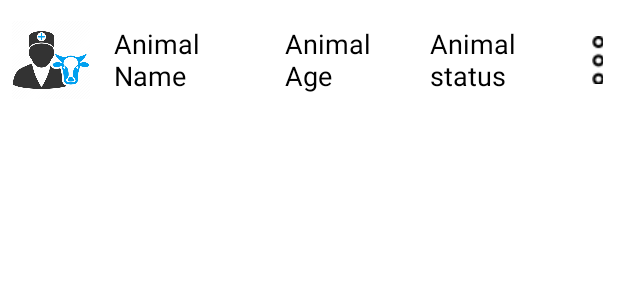
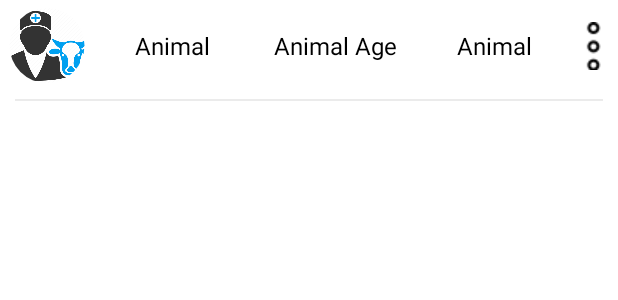
Before and after one commit to v-magiri/Animal-Care, an Android app: the layout animal_item_layout.xml on its own in the app's theme, with its tools: preview values and no code run, on a phone screen of 412 x 824 dp. Shown: the top 300 px of the screen. Run offline under Robolectric (Android 15) with nearby library versions, the phone set to English and light mode, and no system bars.

Commit message:
Fix Animal Listing

```diff
--- a/app/src/main/res/drawable/filter_background.xml
+++ b/app/src/main/res/drawable/filter_background.xml
@@ -1,7 +1,7 @@
 <?xml version="1.0" encoding="utf-8"?>
 <shape xmlns:android="http://schemas.android.com/apk/res/android">
     <corners
-        android:radius="6dp"/>
+        android:radius="8dp"/>
     <solid
         android:color="#73c2fb"/>
     <padding
--- a/app/src/main/res/layout/animal_item_layout.xml
+++ b/app/src/main/res/layout/animal_item_layout.xml
@@ -5,56 +5,78 @@
     <LinearLayout
         android:layout_width="match_parent"
         android:layout_height="wrap_content"
-        android:orientation="horizontal"
-        android:weightSum="5">
-        <ImageView
-            android:layout_width="80dp"
-            android:layout_height="80dp"
+        android:weightSum="5.7"
+        android:layout_marginVertical="5dp"
+        android:id="@+id/animalItemLayout"
+        android:orientation="horizontal">
+        <de.hdodenhof.circleimageview.CircleImageView
+            android:layout_width="0dp"
+            android:layout_height="50dp"
             android:layout_weight="1"
+            android:layout_marginEnd="8dp"
+            android:gravity="center"
+            android:layout_gravity="center|center_vertical"
             android:src="@drawable/ic_vet"
-            android:padding="8dp"
             android:id="@+id/animalImage"/>
         <TextView
-            android:layout_width="wrap_content"
+            android:layout_width="0dp"
             android:layout_height="wrap_content"
             android:id="@+id/animalNameTxt"
             android:textColor="@color/black"
-            android:layout_marginHorizontal="8dp"
-            android:layout_weight="1"
-            android:textSize="18sp"
+            android:layout_marginEnd="8dp"
+            android:layout_weight="1.4"
+            android:paddingVertical="8dp"
+            android:textAlignment="center"
+            android:lines="1"
+            android:textSize="16sp"
             android:text="Animal Name"
-            android:layout_gravity="center_vertical"/>
+            android:gravity="center"
+            android:layout_gravity="center_vertical" />
         <TextView
-            android:layout_width="wrap_content"
+            android:layout_width="0dp"
             android:layout_height="wrap_content"
             android:id="@+id/animalAge"
             android:textColor="@color/black"
-            android:layout_weight="1"
-            android:layout_marginHorizontal="8dp"
-            android:textSize="18sp"
+            android:layout_weight="1.8"
+            android:textAlignment="center"
+            android:maxLines="1"
+            android:layout_marginEnd="8dp"
+            android:paddingVertical="8dp"
+            android:textSize="16sp"
             android:text="Animal Age"
-            android:layout_gravity="center_vertical"/>
+            android:gravity="center"
+            android:layout_gravity="center|center_vertical"/>
         <TextView
-            android:layout_width="wrap_content"
+            android:layout_width="0dp"
             android:layout_height="wrap_content"
             android:id="@+id/animalStatus"
             android:textColor="@color/black"
-            android:layout_weight="1"
-            android:layout_marginHorizontal="8dp"
-            android:textSize="18sp"
+            android:layout_weight="1.3"
+            android:maxLines="1"
+            android:paddingVertical="8dp"
+            android:layout_marginEnd="8dp"
+            android:textAlignment="center"
+            android:textSize="16sp"
             android:text="Animal status"
+            android:gravity="center"
             android:layout_gravity="center_vertical"/>
         <ImageButton
             android:layout_width="20dp"
-            android:layout_height="80dp"
-            android:layout_gravity="center_vertical"
+            android:layout_height="50dp"
             android:src="@drawable/ic_dots"
-            android:layout_weight="1"
+            android:layout_weight="0.2"
             android:id="@+id/actionsBtn"
-            android:background="@color/white"
-            android:layout_marginRight="10dp"/>
-
-
+            android:textAlignment="center"
+            android:gravity="center"
+            android:layout_gravity="center|center_vertical"
+            android:background="@color/white" />
     </LinearLayout>
+    <View
+        android:layout_width="match_parent"
+        android:layout_height="1dp"
+        android:background="@color/light_8"
+        android:layout_marginTop="5dp"
+        android:layout_below="@+id/animalItemLayout"
+        android:layout_marginHorizontal="10dp"/>
 
 </RelativeLayout>
```
Also changed, not shown: app/src/main/java/com/magiri/animalcare/Adapters/AnimalAdapter.java (+25 -11 lines), app/src/main/java/com/magiri/animalcare/Herd.java (+4 -4 lines), app/src/main/res/layout/activity_herd.xml (+148 -74 lines).
